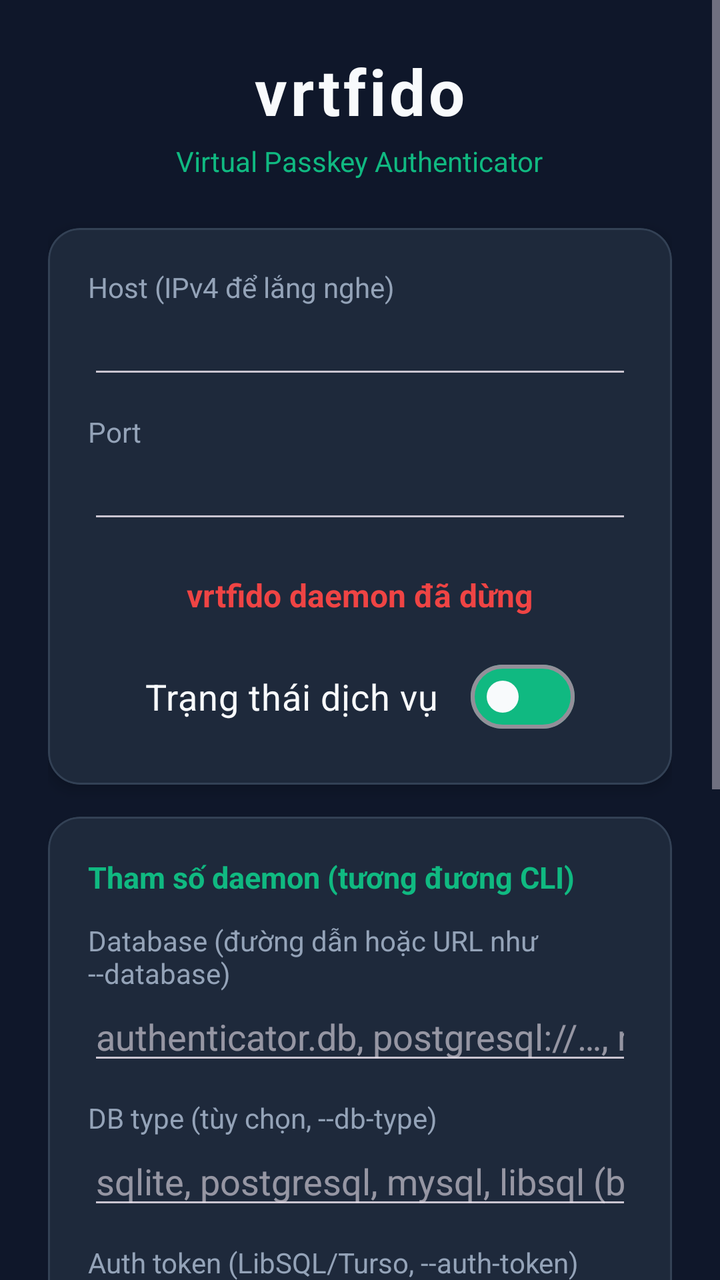
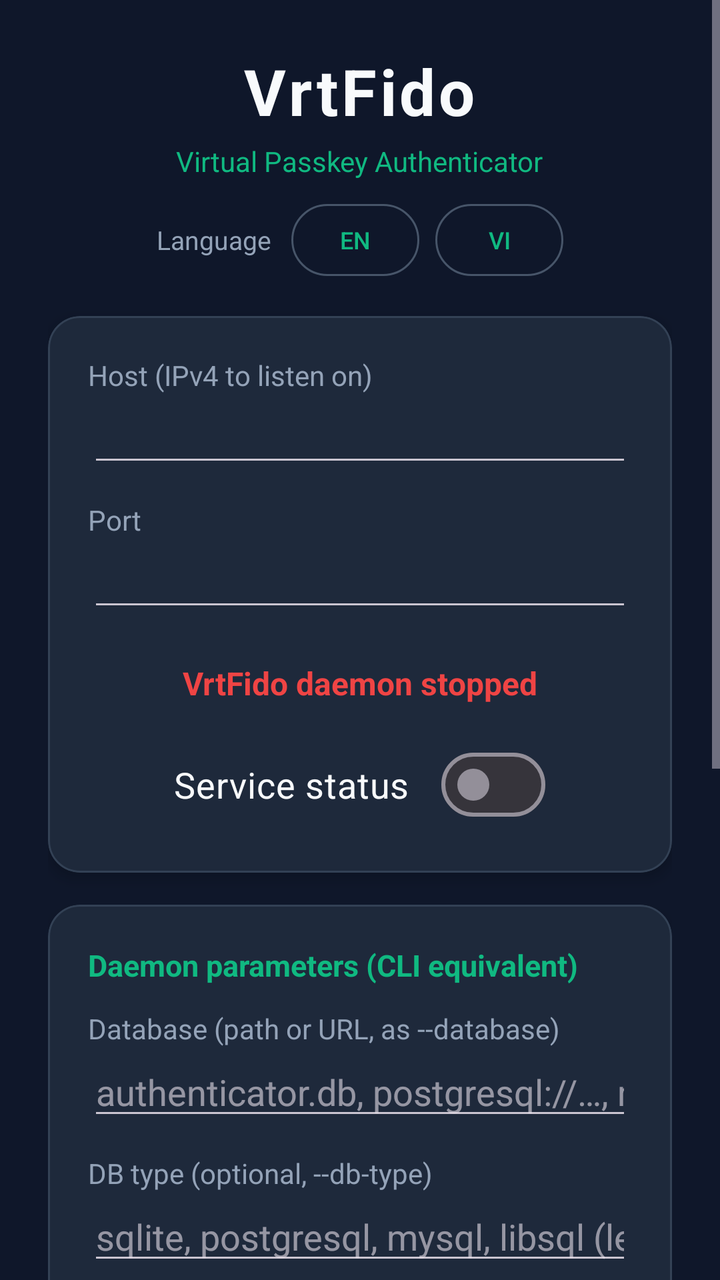

Two renders of the same Android screen: before a commit and after it. Below are the layout's source before the change and the commit's diff.
<!-- AndroidManifest.xml: application theme Theme.Vrtfido -->
<!-- res/layout/activity_main.xml -->
<?xml version="1.0" encoding="utf-8"?>
<ScrollView xmlns:android="http://schemas.android.com/apk/res/android"
    xmlns:app="http://schemas.android.com/apk/res-auto"
    android:layout_width="match_parent"
    android:layout_height="match_parent"
    android:background="@color/background_dark"
    android:fillViewport="true">

    <LinearLayout
        android:layout_width="match_parent"
        android:layout_height="wrap_content"
        android:orientation="vertical"
        android:gravity="center"
        android:padding="24dp">

        
        <TextView
            android:layout_width="wrap_content"
            android:layout_height="wrap_content"
            android:text="vrtfido"
            android:textColor="@color/text_primary"
            android:textSize="32sp"
            android:textStyle="bold"
            android:letterSpacing="0.05" />

        <TextView
            android:layout_width="wrap_content"
            android:layout_height="wrap_content"
            android:text="Virtual Passkey Authenticator"
            android:textColor="@color/primary"
            android:textSize="14sp"
            android:layout_marginTop="4dp"
            android:layout_marginBottom="24dp" />

        
        <com.google.android.material.card.MaterialCardView
            android:layout_width="match_parent"
            android:layout_height="wrap_content"
            app:cardBackgroundColor="@color/surface_dark"
            app:cardCornerRadius="16dp"
            app:cardElevation="4dp"
            app:strokeWidth="1dp"
            app:strokeColor="#334155"
            android:layout_marginBottom="16dp">

            <LinearLayout
                android:layout_width="match_parent"
                android:layout_height="wrap_content"
                android:orientation="vertical"
                android:padding="20dp"
                android:gravity="center">

                <TextView
                    android:layout_width="match_parent"
                    android:layout_height="wrap_content"
                    android:text="@string/bind_host"
                    android:textColor="@color/text_secondary" />
                <EditText
                    android:id="@+id/edit_host"
                    android:layout_width="match_parent"
                    android:layout_height="wrap_content"
                    android:singleLine="true"
                    android:inputType="textNoSuggestions"
                    android:textColor="@color/text_primary"
                    android:layout_marginBottom="12dp" />
                <TextView
                    android:layout_width="match_parent"
                    android:layout_height="wrap_content"
                    android:text="@string/bind_port"
                    android:textColor="@color/text_secondary" />
                <EditText
                    android:id="@+id/edit_port"
                    android:layout_width="match_parent"
                    android:layout_height="wrap_content"
                    android:singleLine="true"
                    android:inputType="number"
                    android:textColor="@color/text_primary"
                    android:layout_marginBottom="20dp" />

                <TextView
                    android:id="@+id/tv_status"
                    android:layout_width="wrap_content"
                    android:layout_height="wrap_content"
                    android:text="@string/service_stopped"
                    android:textColor="@color/status_red"
                    android:textSize="16sp"
                    android:textStyle="bold"
                    android:layout_marginBottom="16dp" />

                <com.google.android.material.materialswitch.MaterialSwitch
                    android:id="@+id/switch_service"
                    android:layout_width="wrap_content"
                    android:layout_height="wrap_content"
                    android:text="@string/status_label"
                    android:textColor="@color/text_primary"
                    android:textSize="18sp"
                    app:thumbTint="@color/text_primary"
                    app:trackTint="@color/primary" />

            </LinearLayout>
        </com.google.android.material.card.MaterialCardView>

        
        <com.google.android.material.card.MaterialCardView
            android:layout_width="match_parent"
            android:layout_height="wrap_content"
            app:cardBackgroundColor="@color/surface_dark"
            app:cardCornerRadius="16dp"
            app:cardElevation="4dp"
            app:strokeWidth="1dp"
            app:strokeColor="#334155"
            android:layout_marginBottom="16dp">

            <LinearLayout
                android:layout_width="match_parent"
                android:layout_height="wrap_content"
                android:orientation="vertical"
                android:padding="20dp">

                <TextView
                    android:layout_width="match_parent"
                    android:layout_height="wrap_content"
                    android:text="@string/params_title"
                    android:textColor="@color/primary"
                    android:textSize="15sp"
                    android:textStyle="bold"
                    android:layout_marginBottom="12dp" />

                <TextView
                    android:layout_width="match_parent"
                    android:layout_height="wrap_content"
                    android:text="@string/database_label"
                    android:textColor="@color/text_secondary" />
                <EditText
                    android:id="@+id/edit_database"
                    android:layout_width="match_parent"
                    android:layout_height="wrap_content"
                    android:singleLine="true"
                    android:inputType="textNoSuggestions"
                    android:textColor="@color/text_primary"
                    android:hint="@string/database_hint"
                    android:layout_marginBottom="12dp" />

                <TextView
                    android:layout_width="match_parent"
                    android:layout_height="wrap_content"
                    android:text="@string/db_type_label"
                    android:textColor="@color/text_secondary" />
                <EditText
                    android:id="@+id/edit_db_type"
                    android:layout_width="match_parent"
                    android:layout_height="wrap_content"
                    android:singleLine="true"
                    android:inputType="textNoSuggestions"
                    android:textColor="@color/text_primary"
                    android:hint="@string/db_type_hint"
                    android:layout_marginBottom="12dp" />

                <TextView
                    android:layout_width="match_parent"
                    android:layout_height="wrap_content"
                    android:text="@string/auth_token_label"
                    android:textColor="@color/text_secondary" />
                <EditText
                    android:id="@+id/edit_auth_token"
                    android:layout_width="match_parent"
                    android:layout_height="wrap_content"
                    android:singleLine="true"
                    android:inputType="textNoSuggestions"
                    android:textColor="@color/text_primary"
                    android:hint="@string/auth_token_hint"
                    android:layout_marginBottom="8dp" />

                <com.google.android.material.checkbox.MaterialCheckBox
                    android:id="@+id/check_debug"
                    android:layout_width="match_parent"
                    android:layout_height="wrap_content"
                    android:text="@string/flag_debug"
                    android:textColor="@color/text_primary" />

                <com.google.android.material.checkbox.MaterialCheckBox
                    android:id="@+id/check_unlimited_fps"
                    android:layout_width="match_parent"
                    android:layout_height="wrap_content"
                    android:text="@string/flag_unlimited_fps"
                    android:textColor="@color/text_primary" />

            </LinearLayout>
        </com.google.android.material.card.MaterialCardView>

        
        <com.google.android.material.button.MaterialButton
            android:id="@+id/btn_open_web"
            android:layout_width="match_parent"
            android:layout_height="56dp"
            android:text="@string/open_web_ui"
            android:textColor="@color/text_primary"
            android:textSize="15sp"
            app:cornerRadius="12dp"
            app:backgroundTint="@color/primary"
            android:layout_marginBottom="12dp" />

        
        <com.google.android.material.button.MaterialButton
            android:id="@+id/btn_settings"
            style="@style/Widget.Material3.Button.OutlinedButton"
            android:layout_width="match_parent"
            android:layout_height="56dp"
            android:text="@string/enable_passkey_settings"
            android:textColor="@color/text_secondary"
            android:textSize="14sp"
            app:cornerRadius="12dp"
            app:strokeColor="#475569"
            android:layout_marginBottom="12dp" />

        
        <LinearLayout
            android:layout_width="match_parent"
            android:layout_height="wrap_content"
            android:orientation="horizontal">

            <com.google.android.material.button.MaterialButton
                android:id="@+id/btn_export"
                style="@style/Widget.Material3.Button.OutlinedButton"
                android:layout_width="0dp"
                android:layout_weight="1"
                android:layout_height="56dp"
                android:text="@string/export_json"
                android:textColor="@color/text_secondary"
                android:textSize="14sp"
                app:cornerRadius="12dp"
                app:strokeColor="#475569"
                android:layout_marginEnd="6dp" />

            <com.google.android.material.button.MaterialButton
                android:id="@+id/btn_import"
                style="@style/Widget.Material3.Button.OutlinedButton"
                android:layout_width="0dp"
                android:layout_weight="1"
                android:layout_height="56dp"
                android:text="@string/import_json"
                android:textColor="@color/text_secondary"
                android:textSize="14sp"
                app:cornerRadius="12dp"
                app:strokeColor="#475569"
                android:layout_marginStart="6dp" />
        </LinearLayout>

    </LinearLayout>
</ScrollView>
<!-- resources referenced by this layout -->
<resources>
  <color name="background_dark">#0F172A</color>
  <color name="primary">#10B981</color>
  <color name="status_red">#EF4444</color>
  <color name="surface_dark">#1E293B</color>
  <color name="text_primary">#F8FAFC</color>
  <color name="text_secondary">#94A3B8</color>
  <string name="auth_token_hint">bỏ trống nếu không dùng</string>
  <string name="auth_token_label">Auth token (LibSQL/Turso, --auth-token)</string>
  <string name="bind_host">Host (IPv4 để lắng nghe)</string>
  <string name="bind_port">Port</string>
  <string name="database_hint">authenticator.db, postgresql://…, mysql://…, libsql://…</string>
  <string name="database_label">Database (đường dẫn hoặc URL như --database)</string>
  <string name="db_type_hint">sqlite, postgresql, mysql, libsql (bỏ trống để tự nhận diện)</string>
  <string name="db_type_label">DB type (tùy chọn, --db-type)</string>
  <string name="enable_passkey_settings">Cài đặt Passkey hệ thống Android</string>
  <string name="export_json">Xuất JSON</string>
  <string name="flag_debug">--debug: ghi log gói tin chi tiết</string>
  <string name="flag_unlimited_fps">--unlimited-fps: không giới hạn 10 vân tay</string>
  <string name="import_json">Nhập JSON</string>
  <string name="open_web_ui">Mở Web Dashboard (%1$s)</string>
  <string name="params_title">Tham số daemon (tương đương CLI)</string>
  <string name="service_stopped">vrtfido daemon đã dừng</string>
  <string name="status_label">Trạng thái dịch vụ</string>
  <style name="Theme.Vrtfido" parent="Theme.Material3.Dark.NoActionBar">
          <item name="colorPrimary">@color/primary</item>
          <item name="android:windowBackground">@color/background_dark</item>
          <item name="android:statusBarColor">@color/background_dark</item>
      </style>
</resources>

<!-- the commit's change to res/layout/activity_main.xml (unified diff, before → after) -->
@@ -17,7 +17,7 @@
         <TextView
             android:layout_width="wrap_content"
             android:layout_height="wrap_content"
-            android:text="vrtfido"
+            android:text="VrtFido"
             android:textColor="@color/text_primary"
             android:textSize="32sp"
             android:textStyle="bold"
@@ -26,11 +26,55 @@
         <TextView
             android:layout_width="wrap_content"
             android:layout_height="wrap_content"
-            android:text="Virtual Passkey Authenticator"
+            android:text="@string/app_tagline"
             android:textColor="@color/primary"
             android:textSize="14sp"
             android:layout_marginTop="4dp"
-            android:layout_marginBottom="24dp" />
+            android:layout_marginBottom="12dp" />
+
+        
+        <LinearLayout
+            android:layout_width="wrap_content"
+            android:layout_height="wrap_content"
+            android:orientation="horizontal"
+            android:gravity="center_vertical"
+            android:layout_marginBottom="20dp">
+
+            <TextView
+                android:layout_width="wrap_content"
+                android:layout_height="wrap_content"
+                android:text="@string/language_label"
+                android:textColor="@color/text_secondary"
+                android:textSize="13sp"
+                android:layout_marginEnd="10dp" />
+
+            <com.google.android.material.button.MaterialButton
+                android:id="@+id/btn_lang_en"
+                style="@style/Widget.Material3.Button.OutlinedButton"
+                android:layout_width="wrap_content"
+                android:layout_height="36dp"
+                android:minWidth="64dp"
+                android:insetTop="0dp"
+                android:insetBottom="0dp"
+                android:text="@string/language_en"
+                android:textSize="12sp"
+                app:cornerRadius="18dp"
+                app:strokeColor="#475569" />
+
+            <com.google.android.material.button.MaterialButton
+                android:id="@+id/btn_lang_vi"
+                style="@style/Widget.Material3.Button.OutlinedButton"
+                android:layout_width="wrap_content"
+                android:layout_height="36dp"
+                android:minWidth="64dp"
+                android:insetTop="0dp"
+                android:insetBottom="0dp"
+                android:text="@string/language_vi"
+                android:textSize="12sp"
+                app:cornerRadius="18dp"
+                app:strokeColor="#475569"
+                android:layout_marginStart="8dp" />
+        </LinearLayout>
 
         
         <com.google.android.material.card.MaterialCardView
@@ -93,9 +137,7 @@
                     android:layout_height="wrap_content"
                     android:text="@string/status_label"
                     android:textColor="@color/text_primary"
-                    android:textSize="18sp"
-                    app:thumbTint="@color/text_primary"
-                    app:trackTint="@color/primary" />
+                    android:textSize="18sp" />
 
             </LinearLayout>
         </com.google.android.material.card.MaterialCardView>
<!-- resource entries referenced after the edit -->
@@ -6,23 +6,27 @@
   <color name="surface_dark">#1E293B</color>
   <color name="text_primary">#F8FAFC</color>
   <color name="text_secondary">#94A3B8</color>
-  <string name="auth_token_hint">bỏ trống nếu không dùng</string>
+  <string name="app_tagline">Virtual Passkey Authenticator</string>
+  <string name="auth_token_hint">leave empty when unused</string>
   <string name="auth_token_label">Auth token (LibSQL/Turso, --auth-token)</string>
-  <string name="bind_host">Host (IPv4 để lắng nghe)</string>
+  <string name="bind_host">Host (IPv4 to listen on)</string>
   <string name="bind_port">Port</string>
   <string name="database_hint">authenticator.db, postgresql://…, mysql://…, libsql://…</string>
-  <string name="database_label">Database (đường dẫn hoặc URL như --database)</string>
-  <string name="db_type_hint">sqlite, postgresql, mysql, libsql (bỏ trống để tự nhận diện)</string>
-  <string name="db_type_label">DB type (tùy chọn, --db-type)</string>
-  <string name="enable_passkey_settings">Cài đặt Passkey hệ thống Android</string>
-  <string name="export_json">Xuất JSON</string>
-  <string name="flag_debug">--debug: ghi log gói tin chi tiết</string>
-  <string name="flag_unlimited_fps">--unlimited-fps: không giới hạn 10 vân tay</string>
-  <string name="import_json">Nhập JSON</string>
-  <string name="open_web_ui">Mở Web Dashboard (%1$s)</string>
-  <string name="params_title">Tham số daemon (tương đương CLI)</string>
-  <string name="service_stopped">vrtfido daemon đã dừng</string>
-  <string name="status_label">Trạng thái dịch vụ</string>
+  <string name="database_label">Database (path or URL, as --database)</string>
+  <string name="db_type_hint">sqlite, postgresql, mysql, libsql (leave empty to auto-detect)</string>
+  <string name="db_type_label">DB type (optional, --db-type)</string>
+  <string name="enable_passkey_settings">Android passkey provider settings</string>
+  <string name="export_json">Export JSON</string>
+  <string name="flag_debug">--debug: log packet details</string>
+  <string name="flag_unlimited_fps">--unlimited-fps: no 10-fingerprint limit</string>
+  <string name="import_json">Import JSON</string>
+  <string name="language_en">EN</string>
+  <string name="language_label">Language</string>
+  <string name="language_vi">VI</string>
+  <string name="open_web_ui">Open Web Dashboard (%1$s)</string>
+  <string name="params_title">Daemon parameters (CLI equivalent)</string>
+  <string name="service_stopped">VrtFido daemon stopped</string>
+  <string name="status_label">Service status</string>
   <style name="Theme.Vrtfido" parent="Theme.Material3.Dark.NoActionBar">
           <item name="colorPrimary">@color/primary</item>
           <item name="android:windowBackground">@color/background_dark</item>
